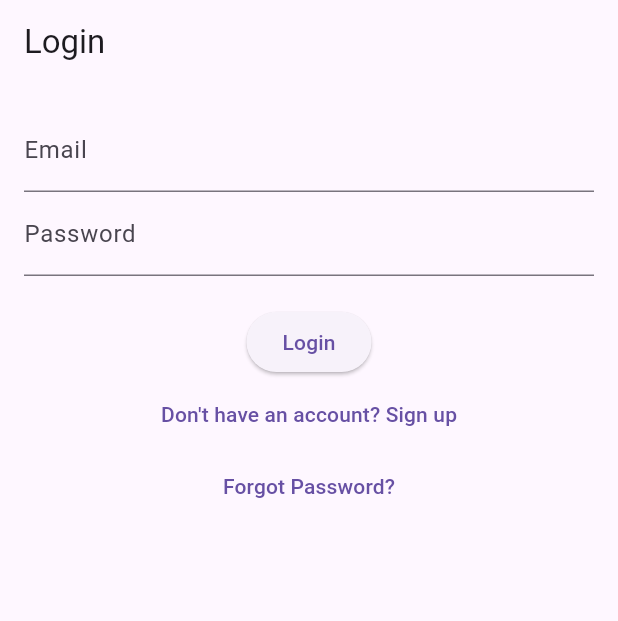
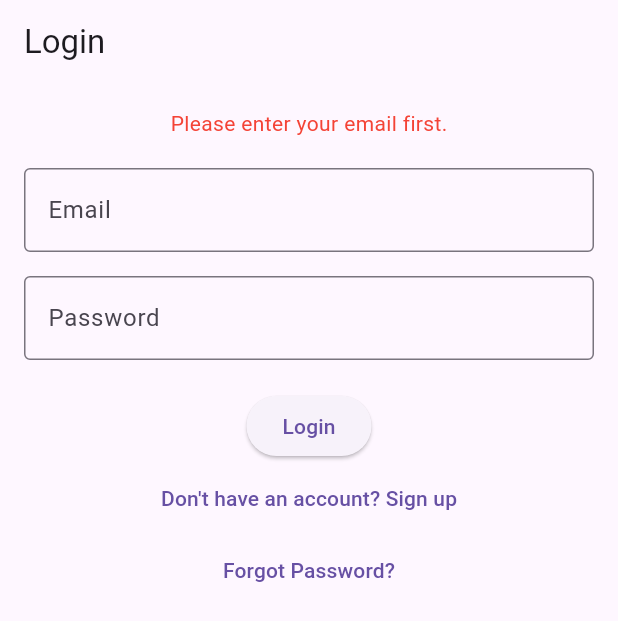
Before and after one commit to Cs3541/AwesomeHonkShoo, a Flutter app: the screen it shows after launch, after a tap on "Forgot Password?", on a phone screen of 412 x 824 dp. Shown: the top 621 px of the screen. Run offline on Flutter 3.47's test engine with Material 3 defaults, Android fonts, the phone set to English and light mode, and no system bars; our stand-ins replace cloud_firestore, firebase_auth, firebase_core, fl_chart; accounts and stored records are empty.

Commit message:
Improve login UI and connect forgot password flow

```diff
--- a/lib/views/login_screen.dart
+++ b/lib/views/login_screen.dart
@@ -32,6 +32,37 @@ class _LoginScreenState extends State<LoginScreen> {
     }
   }
 
+  void _handleForgotPassword() async {
+    final email = _emailController.text.trim();
+
+    if (email.isEmpty) {
+      setState(() {
+        _errorMessage = 'Please enter your email first.';
+      });
+      return;
+    }
+
+    final error = await _presenter.resetPassword(email);
+
+    if (!mounted) return;
+
+    if (error != null) {
+      setState(() {
+        _errorMessage = error;
+      });
+    } else {
+      setState(() {
+        _errorMessage = null;
+      });
+
+      ScaffoldMessenger.of(context).showSnackBar(
+        const SnackBar(
+          content: Text('Password reset email sent.'),
+        ),
+      );
+    }
+  }
+
   @override
   Widget build(BuildContext context) {
     return Scaffold(
@@ -50,19 +81,24 @@ class _LoginScreenState extends State<LoginScreen> {
                   color: Colors.red,
                 ),
               ),
+              const SizedBox(height: 20),
 
             TextField(
               controller: _emailController,
               decoration: const InputDecoration(
                 labelText: 'Email',
+                border: OutlineInputBorder(),
               ),
             ),
+
+            const SizedBox(height: 16),
 
             TextField(
               controller: _passwordController,
               obscureText: true,
               decoration: const InputDecoration(
                 labelText: 'Password',
+                border: OutlineInputBorder(),
               ),
             ),
 
@@ -87,9 +123,7 @@ class _LoginScreenState extends State<LoginScreen> {
               ),
             ),
             TextButton(
-              onPressed: () {
-            // reset password
-            },
+              onPressed: _handleForgotPassword,
               child: const Text('Forgot Password?'),
             ),
           ],
```
